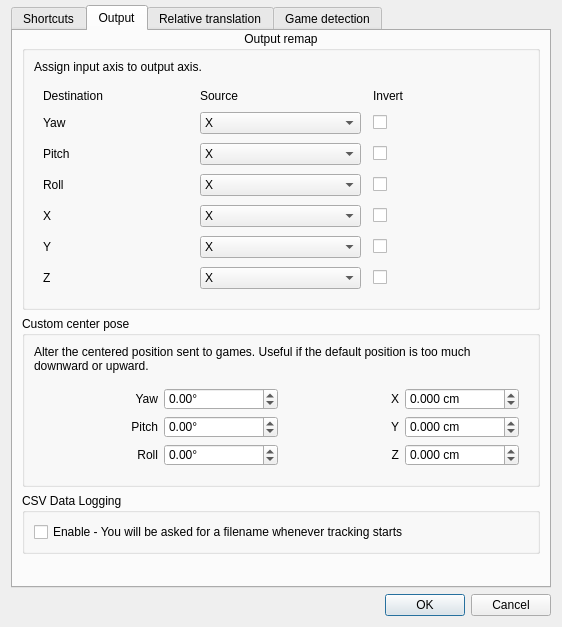
First picture: the form in gui/settings-dialog.ui, repository opentrack/opentrack, before the edit.
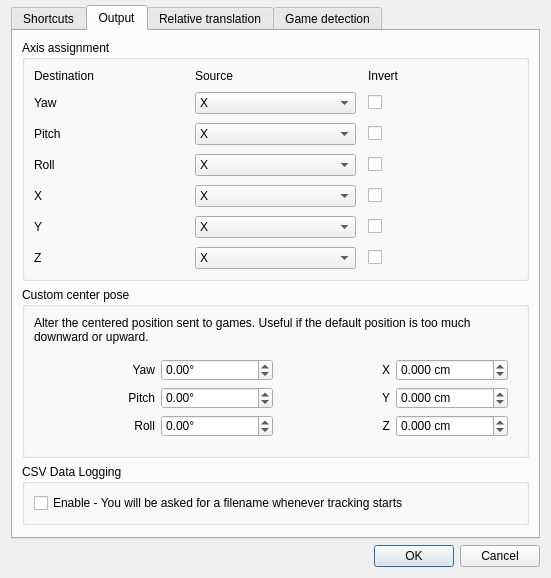
Second picture: the form after the edit. The open tabs and pages were chosen to show the change. Icons and pictures are not drawn. Custom widgets are drawn as their Qt base class.

Commit message: gui: enable module tabs even on small screens

Diff of the .ui file:
```diff
--- a/gui/settings-dialog.ui
+++ b/gui/settings-dialog.ui
@@ -6,8 +6,8 @@
    <rect>
     <x>0</x>
     <y>0</y>
-    <width>540</width>
-    <height>613</height>
+    <width>529</width>
+    <height>533</height>
    </rect>
   </property>
   <property name="windowTitle">
@@ -40,43 +40,15 @@
        <string>Shortcuts</string>
       </attribute>
       <layout class="QVBoxLayout" name="verticalLayout">
-       <item>
-        <widget class="QGroupBox" name="groupBox_8">
-         <property name="sizePolicy">
-          <sizepolicy hsizetype="Minimum" vsizetype="Maximum">
-           <horstretch>0</horstretch>
-           <verstretch>0</verstretch>
-          </sizepolicy>
-         </property>
-         <property name="title">
-          <string>Global shortcuts</string>
-         </property>
-         <property name="alignment">
-          <set>Qt::AlignLeading|Qt::AlignLeft|Qt::AlignTop</set>
-         </property>
-         <layout class="QVBoxLayout" name="verticalLayout_8">
-          <item>
-           <widget class="QLabel" name="label_23">
-            <property name="sizePolicy">
-             <sizepolicy hsizetype="Minimum" vsizetype="Maximum">
-              <horstretch>0</horstretch>
-              <verstretch>0</verstretch>
-             </sizepolicy>
-            </property>
-            <property name="text">
-             <string>&lt;html&gt;&lt;head/&gt;&lt;body&gt;&lt;p&gt;&lt;span style=&quot; font-weight:600;&quot;&gt;Center&lt;/span&gt; - use current pose as looking perfectly forward.&lt;br/&gt;&lt;span style=&quot; font-weight:600;&quot;&gt;Toggle&lt;/span&gt; - keep looking at same spot until next toggle keypress.&lt;br/&gt;&lt;span style=&quot; font-weight:600;&quot;&gt;Zero&lt;/span&gt; - keep looking forward until next zero keypress.&lt;br/&gt;&lt;/p&gt;&lt;/body&gt;&lt;/html&gt;</string>
-            </property>
-            <property name="wordWrap">
-             <bool>true</bool>
-            </property>
-           </widget>
-          </item>
-          <item>
+       <item alignment="Qt::AlignTop">
            <widget class="QGroupBox" name="groupBox">
-            <property name="styleSheet">
-             <string notr="true">QGroupBox { border: 0; }</string>
+         <property name="title">
+          <string>Global shortcuts</string>
             </property>
             <layout class="QGridLayout" name="gridLayout_8">
+          <property name="leftMargin">
+           <number>16</number>
+          </property>
              <item row="1" column="1">
               <widget class="QLabel" name="toggle_text">
                <property name="sizePolicy">
@@ -108,7 +80,7 @@
                 <cursorShape>WhatsThisCursor</cursorShape>
                </property>
                <property name="toolTip">
-                <string>Treat this device orientation as the in-game center of the screen.</string>
+             <string>Use current tracker pose as looking perfectly forward.</string>
                </property>
                <property name="text">
                 <string>Center</string>
@@ -283,7 +255,7 @@
                 <cursorShape>WhatsThisCursor</cursorShape>
                </property>
                <property name="toolTip">
-                <string>Hold in-game center of the screen while the mode is active.</string>
+             <string>Keep looking forward until next zero keypress.</string>
                </property>
                <property name="text">
                 <string>Zero</string>
@@ -830,9 +802,6 @@
             </layout>
            </widget>
           </item>
-         </layout>
-        </widget>
-       </item>
        <item>
         <widget class="QFrame" name="frame_5">
          <property name="sizePolicy">
@@ -997,36 +966,7 @@
        <string>Output</string>
       </attribute>
       <layout class="QVBoxLayout" name="verticalLayout_4">
-       <property name="topMargin">
-        <number>0</number>
-       </property>
        <item>
-        <widget class="QGroupBox" name="groupBox_4">
-         <property name="sizePolicy">
-          <sizepolicy hsizetype="Minimum" vsizetype="Preferred">
-           <horstretch>0</horstretch>
-           <verstretch>0</verstretch>
-          </sizepolicy>
-         </property>
-         <property name="font">
-          <font>
-           <kerning>true</kerning>
-          </font>
-         </property>
-         <property name="title">
-          <string>Output remap</string>
-         </property>
-         <property name="alignment">
-          <set>Qt::AlignHCenter|Qt::AlignTop</set>
-         </property>
-         <property name="flat">
-          <bool>false</bool>
-         </property>
-         <property name="checkable">
-          <bool>false</bool>
-         </property>
-         <layout class="QGridLayout" name="gridLayout_4">
-          <item row="1" column="0">
            <widget class="QGroupBox" name="groupBox_2">
             <property name="sizePolicy">
              <sizepolicy hsizetype="MinimumExpanding" vsizetype="Maximum">
@@ -1034,11 +974,8 @@
               <verstretch>0</verstretch>
              </sizepolicy>
             </property>
-            <property name="styleSheet">
-             <string notr="true">QGroupBox
-{
-	border: 0;
-}</string>
+         <property name="title">
+          <string>Axis assignment</string>
             </property>
             <layout class="QGridLayout" name="gridLayout_5">
              <property name="horizontalSpacing">
@@ -1551,22 +1488,6 @@
             <zorder>invert_z</zorder>
            </widget>
           </item>
-          <item row="0" column="0">
-           <widget class="QLabel" name="label_20">
-            <property name="text">
-             <string>Assign input axis to output axis.</string>
-            </property>
-            <property name="alignment">
-             <set>Qt::AlignJustify|Qt::AlignVCenter</set>
-            </property>
-            <property name="wordWrap">
-             <bool>true</bool>
-            </property>
-           </widget>
-          </item>
-         </layout>
-        </widget>
-       </item>
        <item>
         <widget class="QGroupBox" name="groupBox_6">
          <property name="sizePolicy">
```
Left out of the diff: 8 changed lines with no effect on the pictures. Lines whose indentation alone changed are shown as unchanged. The commit also changes 5 other files.
